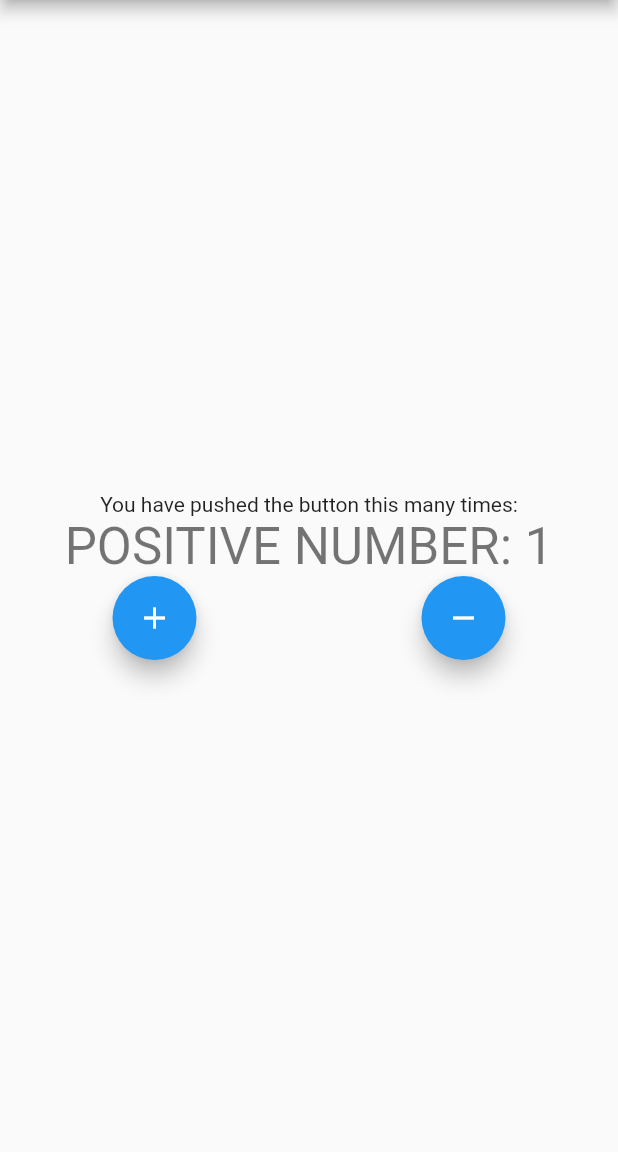
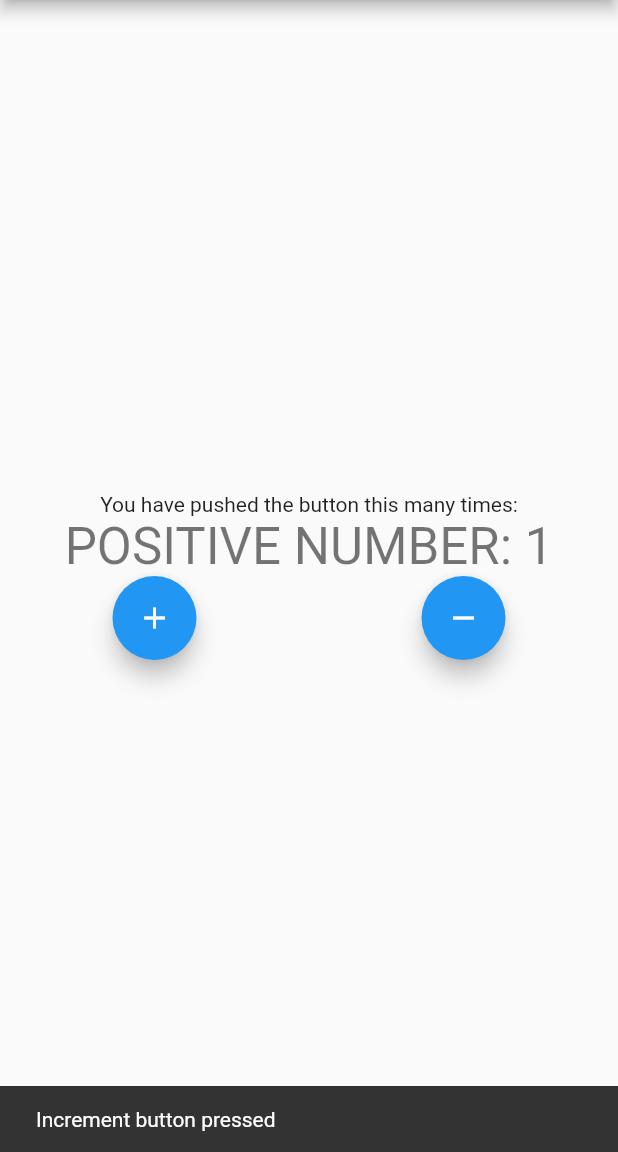
Before and after one commit to Sanakhatun/flutter_bloc_concepts, a Flutter app: the screen it shows after launch, after a tap on the "add" icon, on a phone screen of 412 x 824 dp, the part 84-1236 px from its top. Run offline on Flutter 3.47's test engine with Material 2 defaults, Android fonts, the phone set to English and light mode, and no system bars; our stand-ins replace bloc, flutter_bloc.

```diff
--- a/lib/counter_cubit.dart
+++ b/lib/counter_cubit.dart
@@ -6,7 +6,9 @@ class CounterCubit extends Cubit<CounterState> {
   CounterCubit() : super(CounterState(counterValue: 0));
 
   /*state.counterValue returns current state o the variable of counterValue*/
-  void increment() => emit(CounterState(counterValue: state.counterValue + 1));
+  void increment() => emit(
+      CounterState(counterValue: state.counterValue + 1, wasIncremented: true));
 
-  void decrement() => emit(CounterState(counterValue: state.counterValue - 1));
+  void decrement() => emit(CounterState(
+      counterValue: state.counterValue - 1, wasIncremented: false));
 }
--- a/lib/counter_state.dart
+++ b/lib/counter_state.dart
@@ -3,5 +3,7 @@ part of 'counter_cubit.dart';
 class CounterState {
   int counterValue;
 
-  CounterState({required this.counterValue});
+  bool wasIncremented;
+
+  CounterState({required this.counterValue, this.wasIncremented = false});
 }
--- a/lib/main.dart
+++ b/lib/main.dart
@@ -45,7 +45,17 @@ class _MyHomePageState extends State<MyHomePage> {
       appBar: AppBar(
         title: Text(widget.title),
       ),
-      body: Center(
+      body: BlocListener<CounterCubit, CounterState>(
+          listener: (context, state) {
+            if (state.wasIncremented == true) {
+              ScaffoldMessenger.of(context).showSnackBar(
+                  SnackBar(content: Text("Increment button pressed")));
+            } else {
+              ScaffoldMessenger.of(context).showSnackBar(
+                  SnackBar(content: Text("Decrement button pressed")));
+            }
+          },
+          child: Center(
             child: Column(
               mainAxisAlignment: MainAxisAlignment.center,
               children: <Widget>[
@@ -68,7 +78,9 @@ class _MyHomePageState extends State<MyHomePage> {
                     }
                   },
                 ),
-            Row(mainAxisAlignment: MainAxisAlignment.spaceAround, children: [
+                Row(
+                    mainAxisAlignment: MainAxisAlignment.spaceAround,
+                    children: [
                       FloatingActionButton(
                         onPressed: () {
                           /*BlocProvider: Creates & Provides the only instance of a bloc to the subtree*/
@@ -87,7 +99,7 @@ class _MyHomePageState extends State<MyHomePage> {
                     ]),
               ],
             ),
-      ),
+          )),
     );
   }
 }
```
Lines whose indentation alone changed are shown as unchanged.
